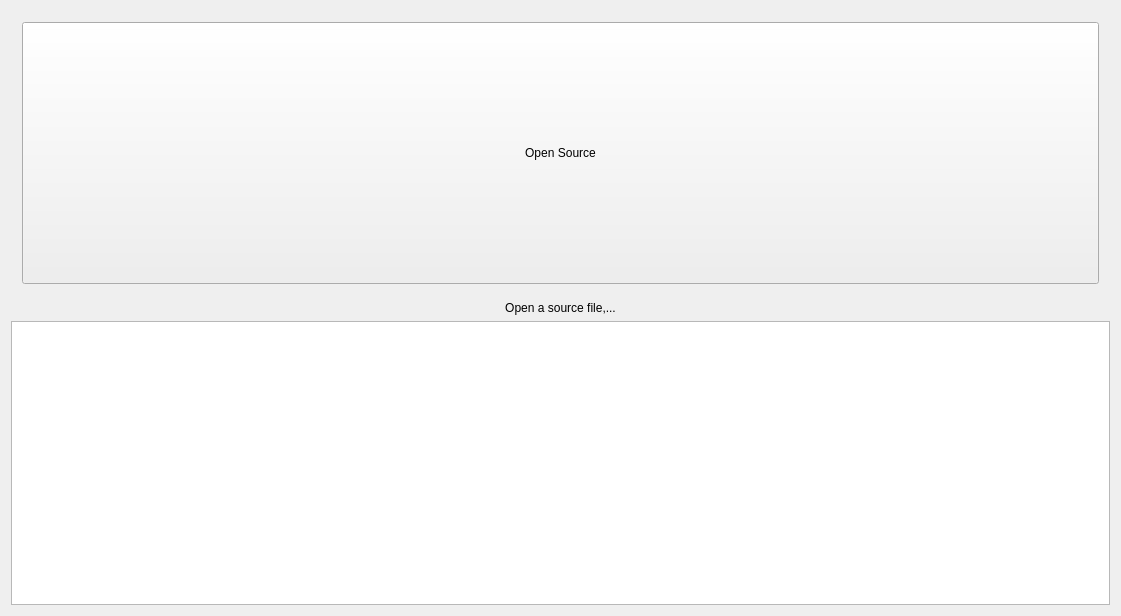
Above: mkvcutter.ui from Selur/MKVCutter before the change. Below: the same form after it.
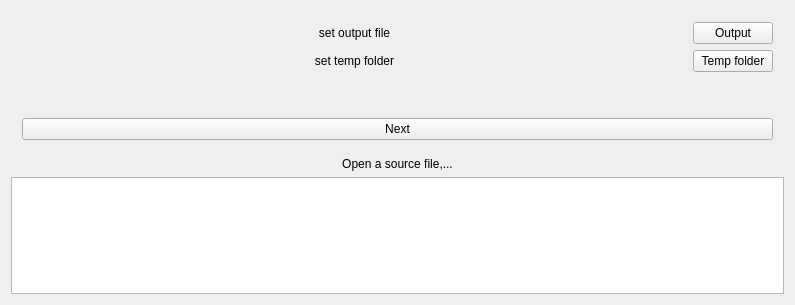
That is the form after the change.

What changed in the file:
```diff
--- a/mkvcutter.ui
+++ b/mkvcutter.ui
@@ -6,8 +6,8 @@
    <rect>
     <x>0</x>
     <y>0</y>
-    <width>1121</width>
-    <height>616</height>
+    <width>795</width>
+    <height>305</height>
    </rect>
   </property>
   <property name="windowTitle">
@@ -23,7 +23,7 @@
       </sizepolicy>
      </property>
      <property name="currentIndex">
-      <number>0</number>
+      <number>2</number>
      </property>
      <widget class="QWidget" name="startPage">
       <layout class="QVBoxLayout" name="verticalLayout_2">
@@ -58,6 +58,83 @@
        </property>
       </layout>
      </widget>
+     <widget class="QWidget" name="outputPage">
+      <layout class="QGridLayout" name="gridLayout">
+       <item row="0" column="0">
+        <widget class="QLabel" name="outputLabel">
+         <property name="sizePolicy">
+          <sizepolicy hsizetype="Expanding" vsizetype="Fixed">
+           <horstretch>0</horstretch>
+           <verstretch>0</verstretch>
+          </sizepolicy>
+         </property>
+         <property name="text">
+          <string>set output file</string>
+         </property>
+         <property name="alignment">
+          <set>Qt::AlignCenter</set>
+         </property>
+        </widget>
+       </item>
+       <item row="0" column="1">
+        <widget class="QPushButton" name="outputPushButton">
+         <property name="text">
+          <string>Output</string>
+         </property>
+        </widget>
+       </item>
+       <item row="1" column="0">
+        <widget class="QLabel" name="tempFolderLabel">
+         <property name="sizePolicy">
+          <sizepolicy hsizetype="Expanding" vsizetype="Fixed">
+           <horstretch>0</horstretch>
+           <verstretch>0</verstretch>
+          </sizepolicy>
+         </property>
+         <property name="text">
+          <string>set temp folder</string>
+         </property>
+         <property name="alignment">
+          <set>Qt::AlignCenter</set>
+         </property>
+        </widget>
+       </item>
+       <item row="1" column="1">
+        <widget class="QPushButton" name="tempPushButton">
+         <property name="text">
+          <string>Temp folder</string>
+         </property>
+        </widget>
+       </item>
+       <item row="3" column="0" colspan="2">
+        <widget class="QPushButton" name="nextPushButton">
+         <property name="sizePolicy">
+          <sizepolicy hsizetype="Expanding" vsizetype="Fixed">
+           <horstretch>0</horstretch>
+           <verstretch>0</verstretch>
+          </sizepolicy>
+         </property>
+         <property name="text">
+          <string>Next</string>
+         </property>
+        </widget>
+       </item>
+       <item row="2" column="0">
+        <spacer name="verticalSpacer">
+         <property name="orientation">
+          <enum>Qt::Vertical</enum>
+         </property>
+         <property name="sizeHint" stdset="0">
+          <size>
+           <width>20</width>
+           <height>40</height>
+          </size>
+         </property>
+        </spacer>
+       </item>
+      </layout>
+     </widget>
+     <widget class="QWidget" name="page"/>
     </widget>
    </item>
    <item>
```
